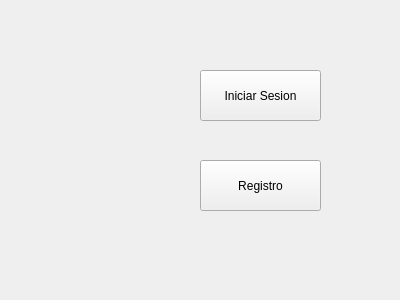
Above: principal.ui from MissingXNO/BioHazard before the change. Below: the same form after it.
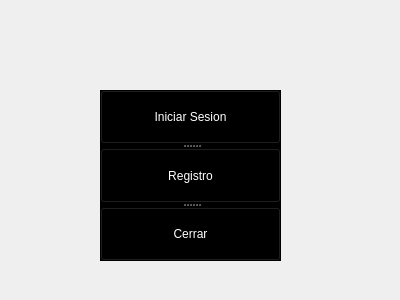
That is the form after the change. Icons and pictures are not drawn.

```diff
--- a/principal.ui
+++ b/principal.ui
@@ -13,30 +13,78 @@
   <property name="windowTitle">
    <string>Form</string>
   </property>
-  <widget class="QPushButton" name="sesion">
+  <property name="styleSheet">
+   <string notr="true"/>
+  </property>
+  <widget class="QSplitter" name="splitter">
    <property name="geometry">
     <rect>
-     <x>200</x>
-     <y>70</y>
-     <width>121</width>
-     <height>51</height>
+     <x>100</x>
+     <y>90</y>
+     <width>181</width>
+     <height>171</height>
     </rect>
    </property>
-   <property name="text">
-    <string>Iniciar Sesion</string>
+   <property name="styleSheet">
+    <string notr="true">background-image: url(:/BGI/b_tex.png);
+background-color: rgb(0, 0, 0);</string>
    </property>
+   <property name="orientation">
+    <enum>Qt::Vertical</enum>
+   </property>
+   <widget class="QPushButton" name="sesion">
+    <property name="styleSheet">
+     <string notr="true">background-image: url(:/BGI/b_tex.png);
+selection-color: rgb(255, 255, 0);
+selection-background-color: rgb(255, 255, 0);
+color: rgb(255, 255, 255);
+font: 75 10pt &quot;MS Shell Dlg 2&quot;;</string>
+    </property>
+    <property name="text">
+     <string>Iniciar Sesion</string>
+    </property>
+   </widget>
+   <widget class="QPushButton" name="pushButton_2">
+    <property name="styleSheet">
+     <string notr="true">background-image: url(:/BGI/b_tex.png);
+font: 75 10pt &quot;MS Shell Dlg 2&quot;;
+color: rgb(255, 255, 255);</string>
+    </property>
+    <property name="text">
+     <string>Registro</string>
+    </property>
+   </widget>
+   <widget class="QPushButton" name="Cerrar">
+    <property name="styleSheet">
+     <string notr="true">background-image: url(:/BGI/b_tex.png);
+color: rgb(255, 255, 255);
+font: 75 10pt &quot;MS Shell Dlg 2&quot;;</string>
+    </property>
+    <property name="text">
+     <string>Cerrar</string>
+    </property>
+   </widget>
   </widget>
-  <widget class="QPushButton" name="pushButton_2">
+  <widget class="QLabel" name="label">
+   <property name="enabled">
+    <bool>true</bool>
+   </property>
    <property name="geometry">
     <rect>
-     <x>200</x>
-     <y>160</y>
-     <width>121</width>
-     <height>51</height>
+     <x>0</x>
+     <y>0</y>
+     <width>401</width>
+     <height>301</height>
     </rect>
    </property>
+   <property name="contextMenuPolicy">
+    <enum>Qt::DefaultContextMenu</enum>
+   </property>
+   <property name="styleSheet">
+    <string notr="true">background-image: url(:/BGI/main.png);</string>
+   </property>
    <property name="text">
-    <string>Registro</string>
+    <string/>
    </property>
   </widget>
  </widget>
```
Left out of the diff: 2 changed lines with no effect on the pictures.
